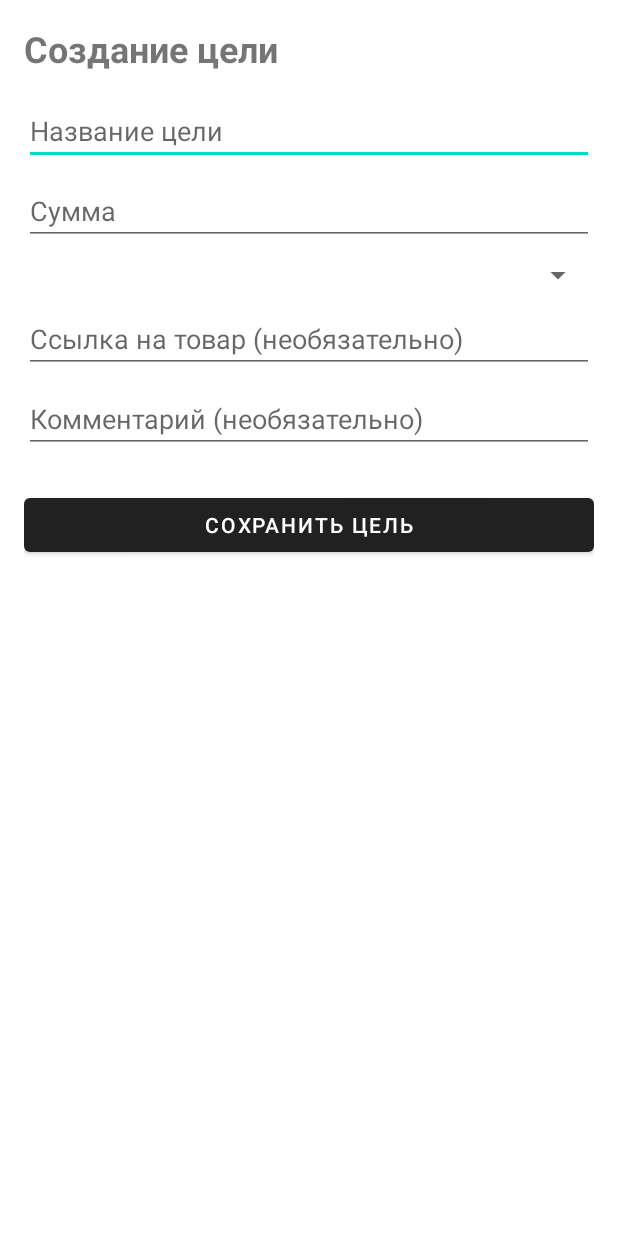
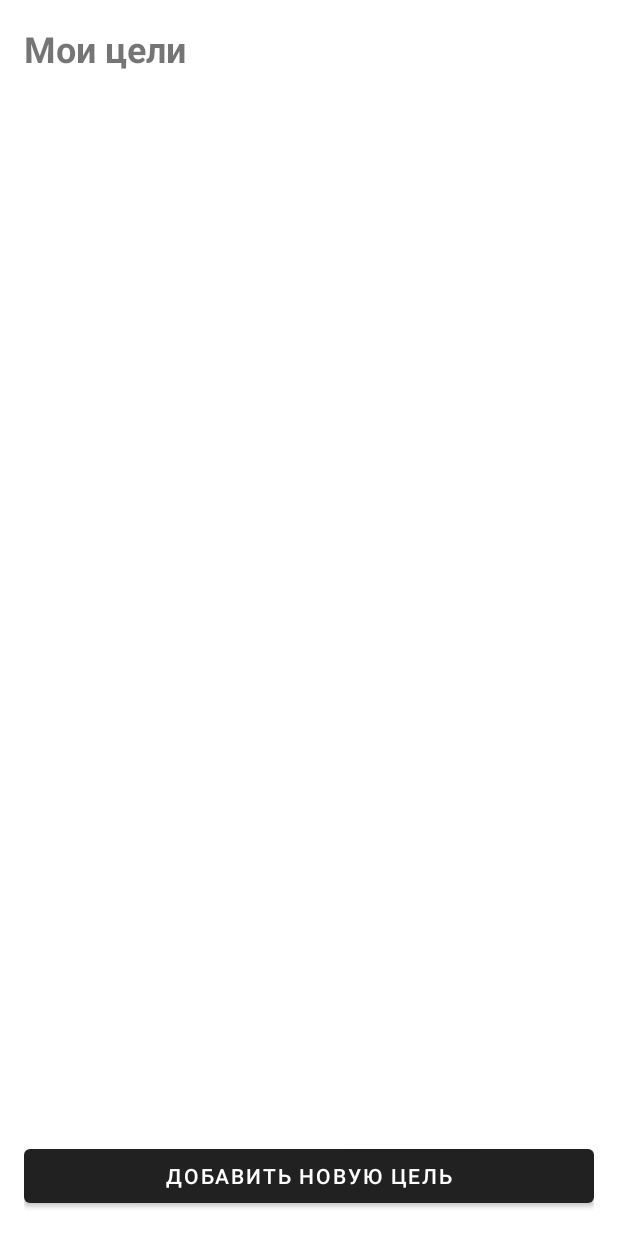
Before and after one commit to makhldg-cell/Kopi, an Android app: the layout activity_main.xml on its own in the app's theme, with its tools: preview values and no code run, on a phone screen of 412 x 824 dp. Run offline under Robolectric (Android 15) with nearby library versions, the phone set to English and light mode, and no system bars.

Commit message:
Update activity_main.xml

```diff
--- a/app/src/main/res/layout/activity_main.xml
+++ b/app/src/main/res/layout/activity_main.xml
@@ -1,71 +1,29 @@
 <?xml version="1.0" encoding="utf-8"?>
-<ScrollView xmlns:android="http://schemas.android.com/apk/res/android"
+<LinearLayout xmlns:android="http://schemas.android.com/apk/res/android"
     android:layout_width="match_parent"
     android:layout_height="match_parent"
+    android:orientation="vertical"
     android:padding="16dp">
-
-    <LinearLayout
-        android:layout_width="match_parent"
-        android:layout_height="wrap_content"
-        android:orientation="vertical">
 
     <TextView
         android:layout_width="wrap_content"
         android:layout_height="wrap_content"
-            android:text="Создание цели"
+        android:text="Мои цели"
         android:textSize="24sp"
         android:textStyle="bold"
         android:layout_marginBottom="16dp"/>
 
-        <EditText
-            android:id="@+id/etName"
+    <androidx.recyclerview.widget.RecyclerView
+        android:id="@+id/recyclerView"
+        android:layout_width="match_parent"
+        android:layout_height="0dp"
+        android:layout_weight="1"/>
+
+    <Button
+        android:id="@+id/btnAddGoal"
         android:layout_width="match_parent"
         android:layout_height="wrap_content"
-            android:hint="Название цели" />
-
-        <EditText
-            android:id="@+id/etAmount"
-            android:layout_width="match_parent"
-            android:layout_height="wrap_content"
-            android:hint="Сумма"
-            android:inputType="numberDecimal"
-            android:layout_marginTop="8dp"/>
-
-        <Spinner
-            android:id="@+id/spinnerCurrency"
-            android:layout_width="match_parent"
-            android:layout_height="wrap_content"
-            android:layout_marginTop="8dp"/>
-
-        <EditText
-            android:id="@+id/etLink"
-            android:layout_width="match_parent"
-            android:layout_height="wrap_content"
-            android:hint="Ссылка на товар (необязательно)"
-            android:inputType="textUri"
-            android:layout_marginTop="8dp"/>
-
-        <EditText
-            android:id="@+id/etComment"
-            android:layout_width="match_parent"
-            android:layout_height="wrap_content"
-            android:hint="Комментарий (необязательно)"
-            android:layout_marginTop="8dp"/>
-
-        <Button
-            android:id="@+id/btnSave"
-            android:layout_width="match_parent"
-            android:layout_height="wrap_content"
-            android:text="Сохранить цель"
-            android:layout_marginTop="24dp"/>
-
-        <TextView
-            android:id="@+id/tvResult"
-            android:layout_width="match_parent"
-            android:layout_height="wrap_content"
-            android:layout_marginTop="16dp"
-            android:textSize="16sp"
-            android:textColor="#4CAF50"/>
+        android:text="Добавить новую цель"
+        android:layout_marginTop="16dp"/>
 
 </LinearLayout>
-</ScrollView>
```
Lines whose indentation alone changed are shown as unchanged.
